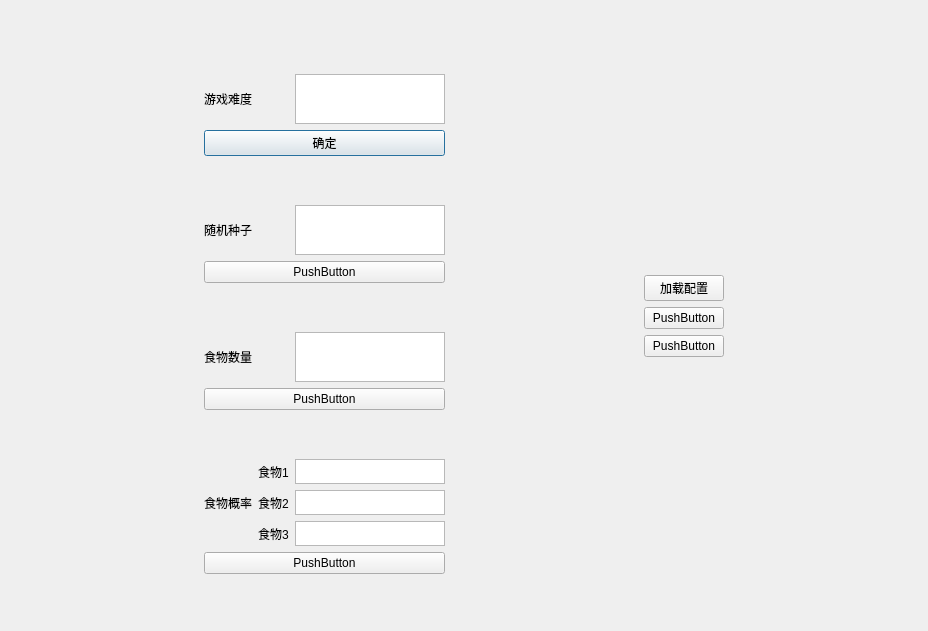
Above: configeditor.ui from UbeCc/SnakeFoP before the change. Below: the same form after it.
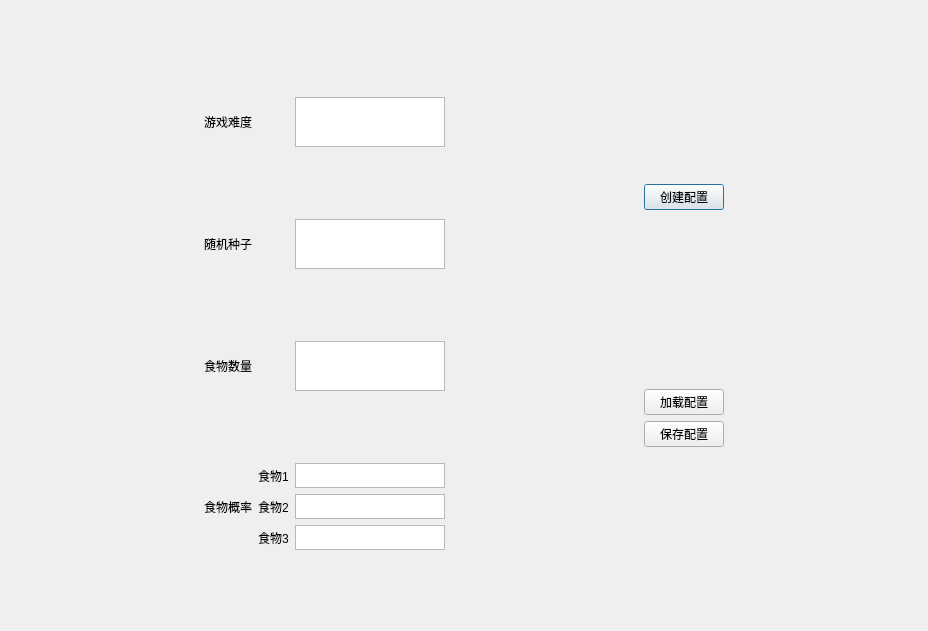
That is the form after the change.

Patch:
```diff
--- a/configeditor.ui
+++ b/configeditor.ui
@@ -83,13 +83,6 @@
          </item>
         </layout>
        </item>
-       <item>
-        <widget class="QPushButton" name="pushButton">
-         <property name="text">
-          <string>确定</string>
-         </property>
-        </widget>
-       </item>
       </layout>
      </item>
      <item>
@@ -127,13 +120,6 @@
          </item>
         </layout>
        </item>
-       <item>
-        <widget class="QPushButton" name="pushButton_2">
-         <property name="text">
-          <string>PushButton</string>
-         </property>
-        </widget>
-       </item>
       </layout>
      </item>
      <item>
@@ -171,13 +157,6 @@
          </item>
         </layout>
        </item>
-       <item>
-        <widget class="QPushButton" name="pushButton_4">
-         <property name="text">
-          <string>PushButton</string>
-         </property>
-        </widget>
-       </item>
       </layout>
      </item>
      <item>
@@ -305,13 +284,6 @@
          </item>
         </layout>
        </item>
-       <item>
-        <widget class="QPushButton" name="pushButton_3">
-         <property name="text">
-          <string>PushButton</string>
-         </property>
-        </widget>
-       </item>
       </layout>
      </item>
     </layout>
@@ -345,7 +317,27 @@
       </spacer>
      </item>
      <item>
-      <widget class="QPushButton" name="pushButton_6">
+      <widget class="QPushButton" name="CreateButton">
+       <property name="text">
+        <string>创建配置</string>
+       </property>
+      </widget>
+     </item>
+     <item>
+      <spacer name="verticalSpacer_4">
+       <property name="orientation">
+        <enum>Qt::Vertical</enum>
+       </property>
+       <property name="sizeHint" stdset="0">
+        <size>
+         <width>20</width>
+         <height>40</height>
+        </size>
+       </property>
+      </spacer>
+     </item>
+     <item>
+      <widget class="QPushButton" name="LoadButton">
        <property name="text">
         <string>加载配置</string>
        </property>
@@ -354,14 +346,7 @@
      <item>
       <widget class="QPushButton" name="pushButton_7">
        <property name="text">
-        <string>PushButton</string>
-       </property>
-      </widget>
-     </item>
-     <item>
-      <widget class="QPushButton" name="pushButton_5">
-       <property name="text">
-        <string>PushButton</string>
+        <string>保存配置</string>
        </property>
       </widget>
      </item>
```
Left out of the diff: 14 changed lines with no effect on the pictures.
